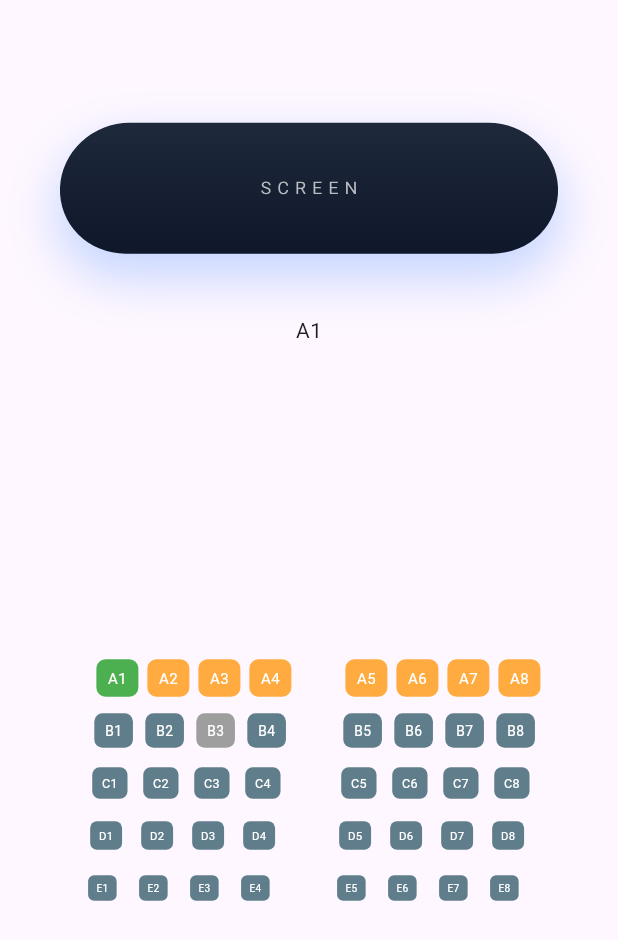
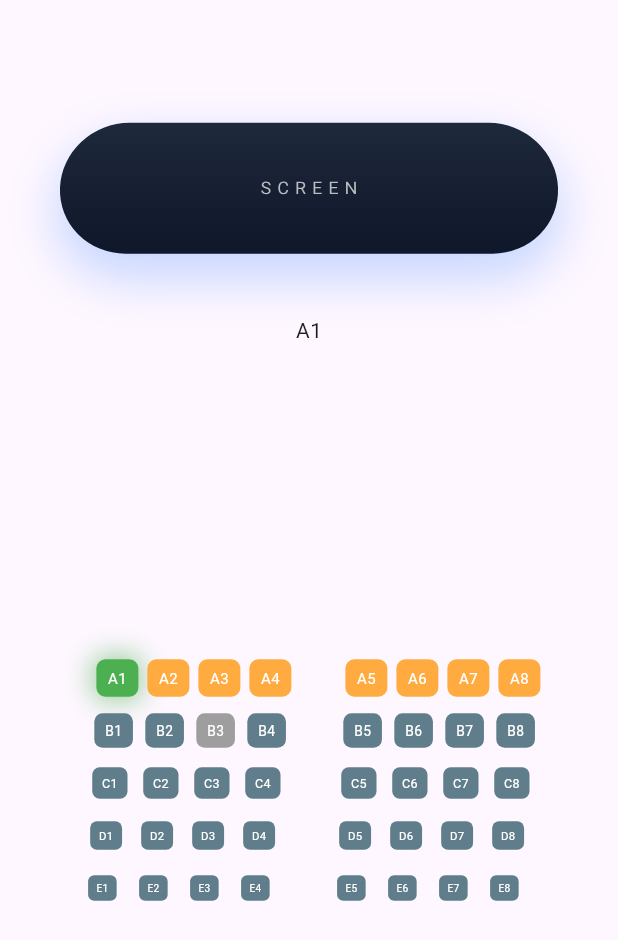
Before and after one commit to ZyadWKhedr/Cinema-Experience, a Flutter app: the screen it shows after launch, after a tap on an icon or button, on a phone screen of 412 x 824 dp. Shown: the top 940 px of the screen. Run offline on Flutter 3.47's test engine with Material 3 defaults, Android fonts, the phone set to English and light mode, and no system bars; drawn by our look-alikes of flutter_animate; our stand-ins replace equatable, flutter_riverpod.

Commit message:
feat(cinema): add seat selection animations with flutter_animate

```diff
--- a/lib/features/cinema/presentation/pages/cinema_page.dart
+++ b/lib/features/cinema/presentation/pages/cinema_page.dart
@@ -1,4 +1,5 @@
 import 'package:flutter/material.dart';
+import 'package:flutter_animate/flutter_animate.dart';
 import 'package:flutter_riverpod/flutter_riverpod.dart';
 
 import '../../domain/entities/seat.dart';
@@ -91,6 +92,19 @@ Widget _buildSeatRow(
             child: Transform.scale(
   scale: scale,
 
+  child: Animate(
+    effects: [
+      ScaleEffect(
+        begin: const Offset(1, 1),
+        end: const Offset(1.15, 1.15),
+        duration: 200.ms,
+        curve: Curves.easeOut,
+      ),
+      FadeEffect(duration: 200.ms),
+    ],
+
+    target: state.selectedSeatId?.id == seats[i].id ? 1 : 0,
+
     child: Container(
       width: 28,
       height: 25,
@@ -104,14 +118,28 @@ Widget _buildSeatRow(
             : state.selectedSeatId?.id == seats[i].id
                 ? Colors.green
                 : isVipRow
-            ? Colors.orangeAccent //  VIP highlight
+                    ? Colors.orangeAccent
                     : Colors.blueGrey,
+
+        boxShadow: state.selectedSeatId?.id == seats[i].id
+            ? [
+                BoxShadow(
+                  color: Colors.green.withOpacity(0.6),
+                  blurRadius: 15,
+                  spreadRadius: 2,
+                )
+              ]
+            : [],
       ),
 
       child: Center(
         child: Text(
           seats[i].id,
-                    style: const TextStyle(fontSize: 10, color: Colors.white),
+          style: const TextStyle(
+            fontSize: 10,
+            color: Colors.white,
+          ),
+        ),
       ),
     ),
   ),
```
Lines whose indentation alone changed are shown as unchanged.
